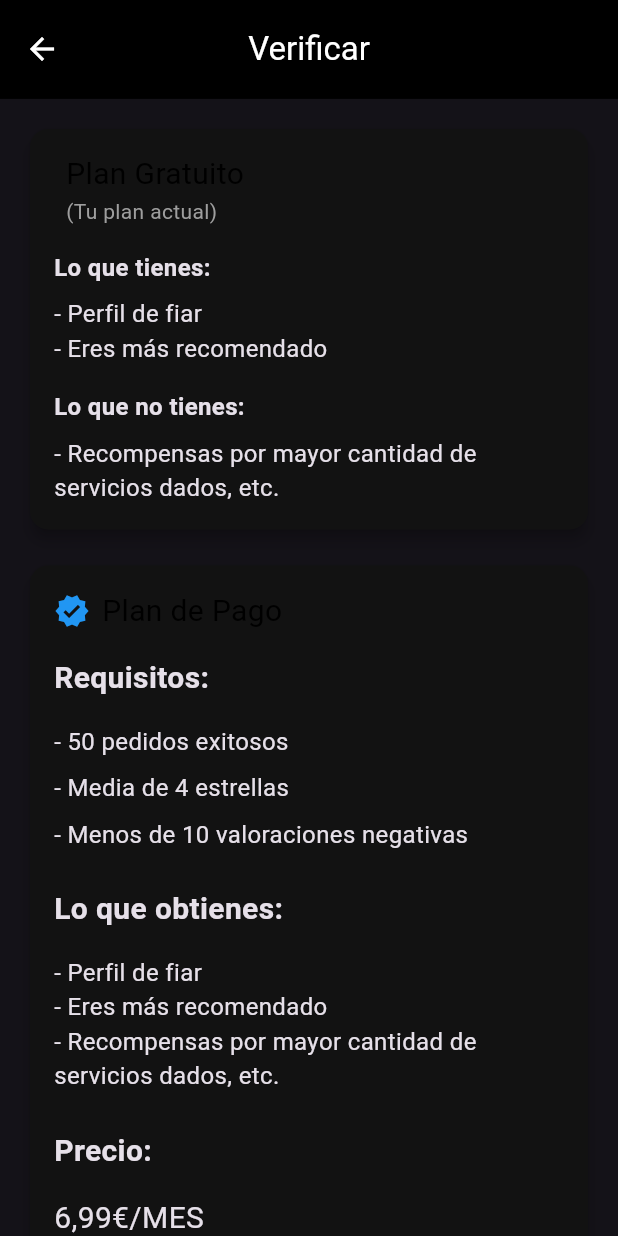
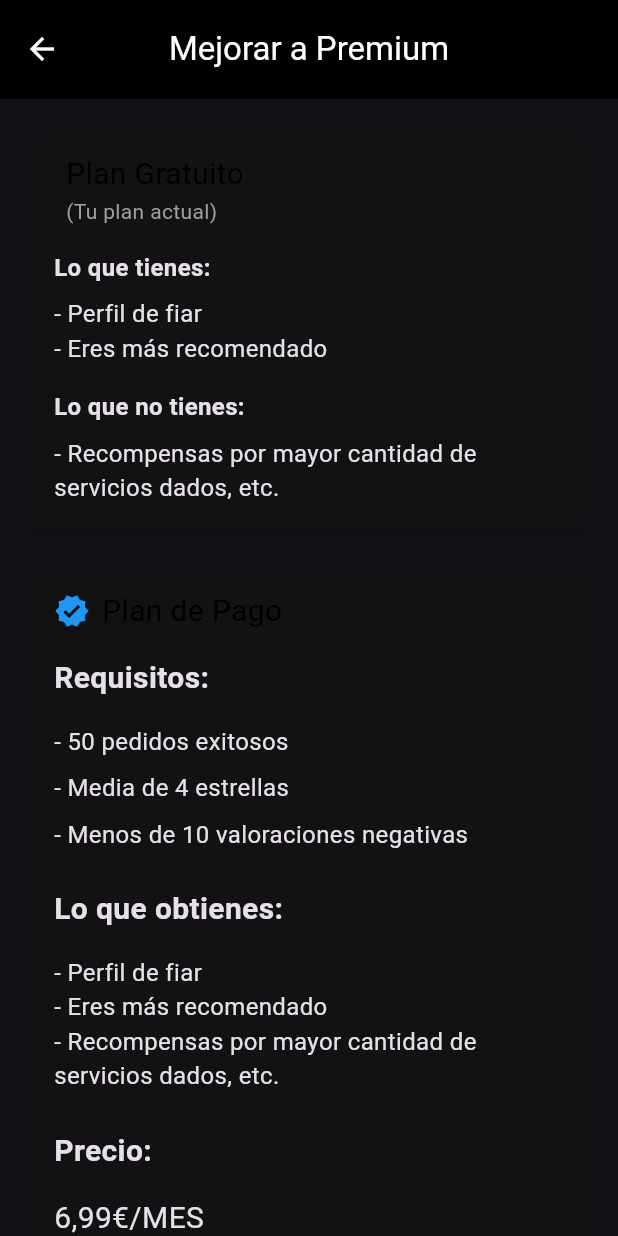
Before and after one commit to amsteradri/Nearvice, a Flutter app: the VerifyUserPage screen opened directly, on a phone screen of 412 x 824 dp. Run offline on Flutter 3.47's test engine with Material 3 defaults, Android fonts, the phone set to English and light mode, and no system bars; our stand-ins replace flutter_map, flutter_svg, latlong2, table_calendar.

Commit message:
fiexed verify letters and centered button

```diff
--- a/lib/settings.dart
+++ b/lib/settings.dart
@@ -310,7 +310,7 @@ class _SettingsScreenState extends State<SettingsScreen> {
                 },
                 child: ListTile(
                   leading: Icon(Icons.person_outline, color: Colors.black),
-                  title: Text('Verificar perfil de Consumidor', style: TextStyle(color: Colors.black)),
+                  title: Text('Consumidor Premium', style: TextStyle(color: Colors.black)),
                 ),
               ),
             ],
--- a/lib/verify_service.dart
+++ b/lib/verify_service.dart
@@ -85,7 +85,8 @@ class VerifyServicePage extends StatelessWidget {
                   style: TextStyle(fontSize: 20),
                 ),
                 SizedBox(height: 24),
-                ElevatedButton(
+                Center(
+                  child: ElevatedButton(
                     onPressed: () {
                       // Acción al presionar el botón de comprar
                     },
@@ -95,9 +96,10 @@ class VerifyServicePage extends StatelessWidget {
                       padding: EdgeInsets.symmetric(horizontal: 40, vertical: 16), // Padding del botón
                     ),
                     child: Text(
-                    'Conseguir Nearvice Verify',
+                        'Conseguir Nearvice Verify', style: TextStyle(color: Colors.white)),
                   ),
                 ),
+
               ],
             ),
           ),
--- a/lib/verify_user.dart
+++ b/lib/verify_user.dart
@@ -6,7 +6,7 @@ class VerifyUserPage extends StatelessWidget {
     return Scaffold(
       appBar: AppBar(
         toolbarHeight: MediaQuery.of(context).size.height * 0.08,
-        title: const Text('Verificar', style: TextStyle(color: Colors.white)),
+        title: const Text('Mejorar a Premium', style: TextStyle(color: Colors.white)),
         iconTheme: IconThemeData(color: Colors.white), // Color de la flecha de retroceso
         centerTitle: true,
         backgroundColor: Colors.black,
@@ -143,7 +143,8 @@ class VerifyUserPage extends StatelessWidget {
                         style: TextStyle(fontSize: 20),
                       ),
                       SizedBox(height: 24),
-                      ElevatedButton(
+                      Center(
+                        child: ElevatedButton(
                           onPressed: () {
                             // Acción al presionar el botón de comprar
                           },
@@ -153,7 +154,7 @@ class VerifyUserPage extends StatelessWidget {
                             padding: EdgeInsets.symmetric(horizontal: 40, vertical: 16), // Padding del botón
                           ),
                           child: Text(
-                          'Conseguir Nearvice Verify',
+                              'Conseguir Nearvice Verify', style: TextStyle(color: Colors.white)),
                         ),
                       ),
                     ],
```
Lines whose indentation alone changed are shown as unchanged.
